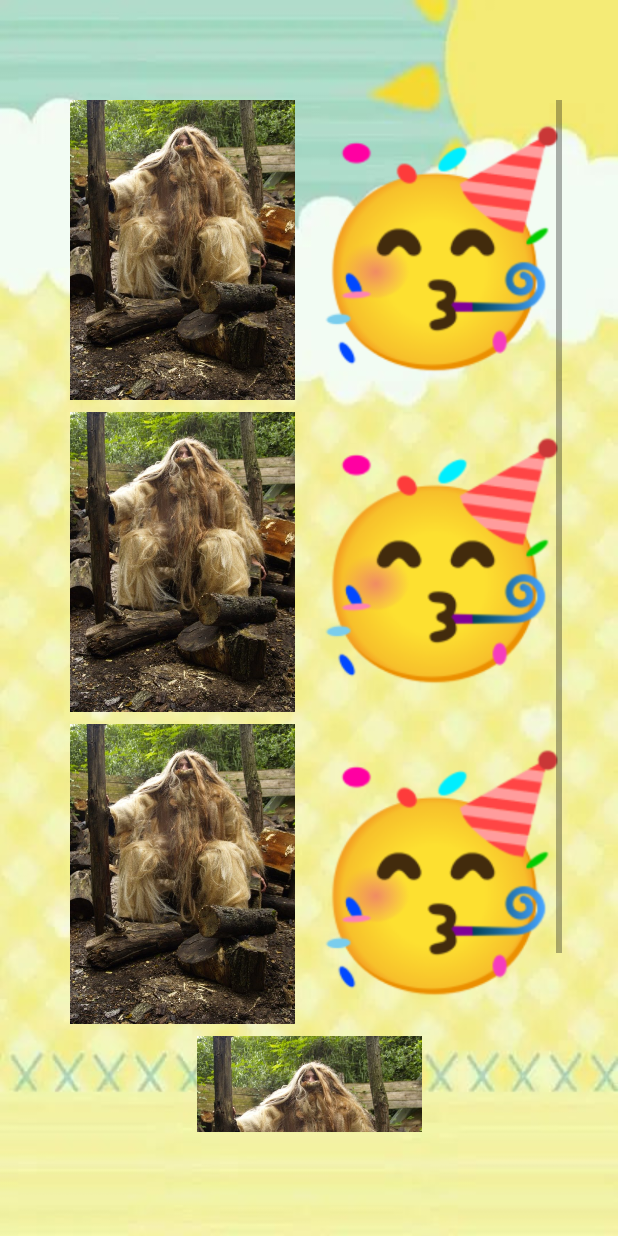
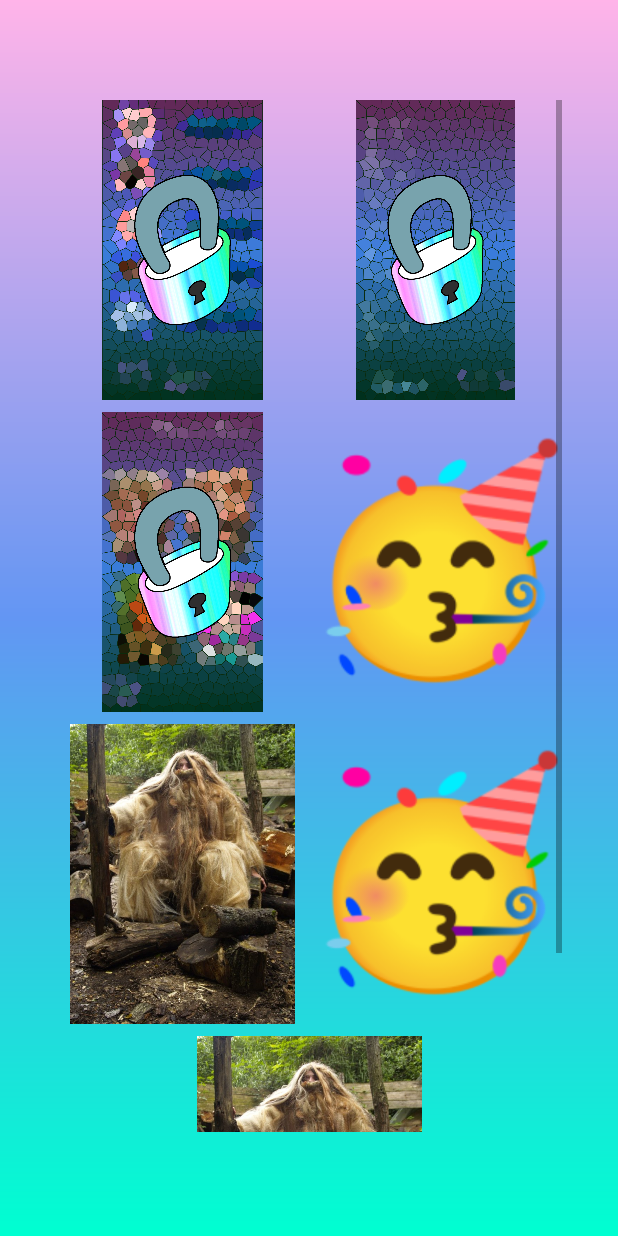
Before and after one commit to ByMarko99/BilboWalk, an Android app: the layout selectgames.xml on its own in the app's theme, with its tools: preview values and no code run, on a phone screen of 412 x 824 dp. Run offline under Robolectric (Android 15) with nearby library versions, the phone set to English and light mode, and no system bars.

Commit message:
selectgames.xml v2

```diff
--- a/app/src/main/res/layout/selectgames.xml
+++ b/app/src/main/res/layout/selectgames.xml
@@ -4,7 +4,7 @@
     xmlns:tools="http://schemas.android.com/tools"
     android:layout_width="match_parent"
     android:layout_height="match_parent"
-    android:background="@drawable/fondojokoak">
+    android:background="@drawable/gradient_background">
 
     <ScrollView
         android:layout_width="337dp"
@@ -33,13 +33,13 @@
                     android:layout_width="50dp"
                     android:layout_height="match_parent"
                     android:layout_weight="1"
-                    tools:srcCompat="@drawable/basajaun2" />
+                    tools:srcCompat="@drawable/AzkunaTxartelakCandado" />
                 <ImageView
                     android:id="@+id/imageView2"
                     android:layout_width="50dp"
                     android:layout_height="match_parent"
                     android:layout_weight="1"
-                    tools:srcCompat="@drawable/happy_emoji" />
+                    tools:srcCompat="@drawable/GaldetegiaCandado" />
             </LinearLayout>
             <!-- JUEGOS -->
             <LinearLayout
@@ -54,7 +54,7 @@
                     android:layout_width="50dp"
                     android:layout_height="match_parent"
                     android:layout_weight="1"
-                    tools:srcCompat="@drawable/basajaun2" />
+                    tools:srcCompat="@drawable/NorDaMarijaiaCandado" />
                 <ImageView
                     android:id="@+id/imageView4"
                     android:layout_width="50dp"
```
